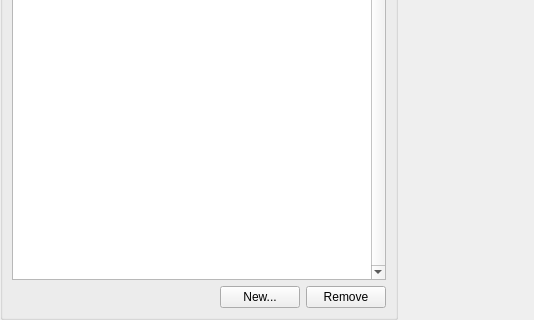
The window that src/widgets/maintoolconfigwidget.ui (KDE/kile) describes before a commit, drawn with Qt 5; both pictures show x 0 to 534 and y 345 to 665 of the 900 by 665 pixel window.
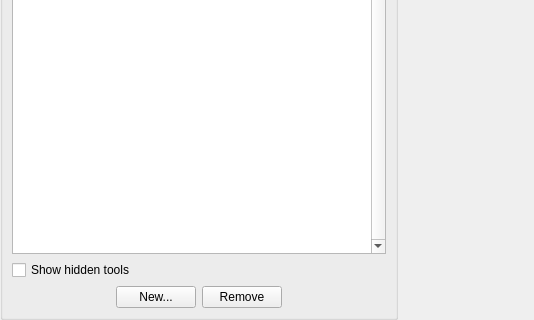
The same window after the commit. Custom widgets are drawn as their Qt base class.

Commit message:
Add ShowAll tools to Tools/Build config
This shows all tools, also LivePreview and Preview. Sometimes these two require additional configuration, like adding -shell-escape, which was not possible from GUI level, only by editing files.

![ShowAllExample](/uploads/d4237c65c7a412ee2ecfd3f9defaceab/ShowAllExample.png)

The edit to the form file:
```diff
--- a/src/widgets/maintoolconfigwidget.ui
+++ b/src/widgets/maintoolconfigwidget.ui
@@ -88,6 +88,13 @@
          </property>
         </widget>
        </item>
+       <item>
+        <widget class="QCheckBox" name="m_cbShowAllTools">
+         <property name="text">
+          <string>Show hidden tools</string>
+         </property>
+        </widget>
+       </item>
        <item>
         <layout class="QHBoxLayout" name="horizontalLayout">
          <item>
@@ -117,6 +124,22 @@
            </property>
           </widget>
          </item>
+         <item>
+          <spacer name="horizontalSpacer_3">
+           <property name="orientation">
+            <enum>Qt::Horizontal</enum>
+           </property>
+           <property name="sizeType">
+            <enum>QSizePolicy::Expanding</enum>
+           </property>
+           <property name="sizeHint" stdset="0">
+            <size>
+             <width>13</width>
+             <height>20</height>
+            </size>
+           </property>
+          </spacer>
+         </item>
         </layout>
        </item>
       </layout>
```
The commit also changes 1 other file.
